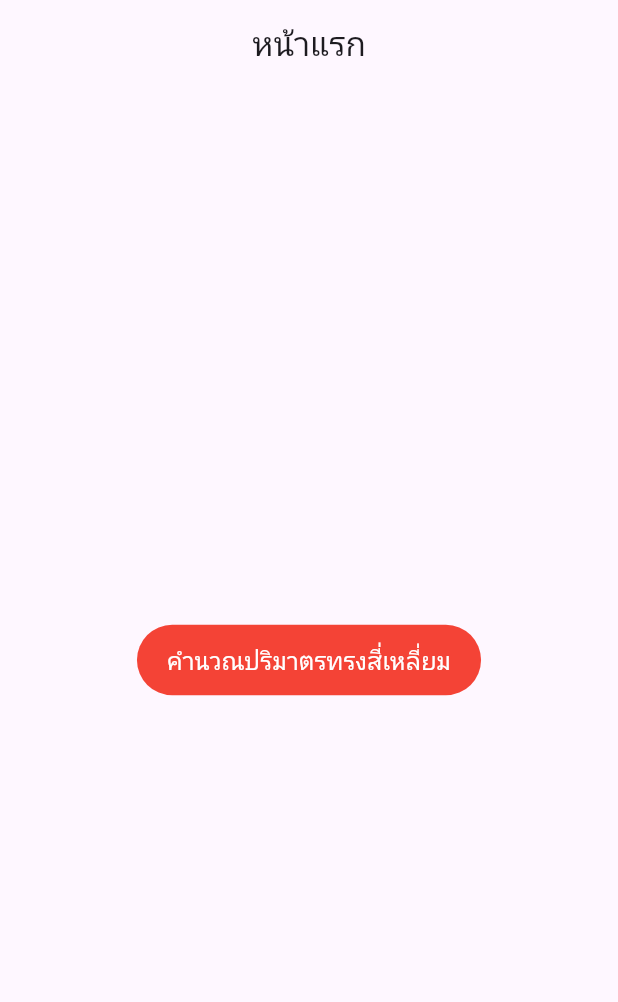
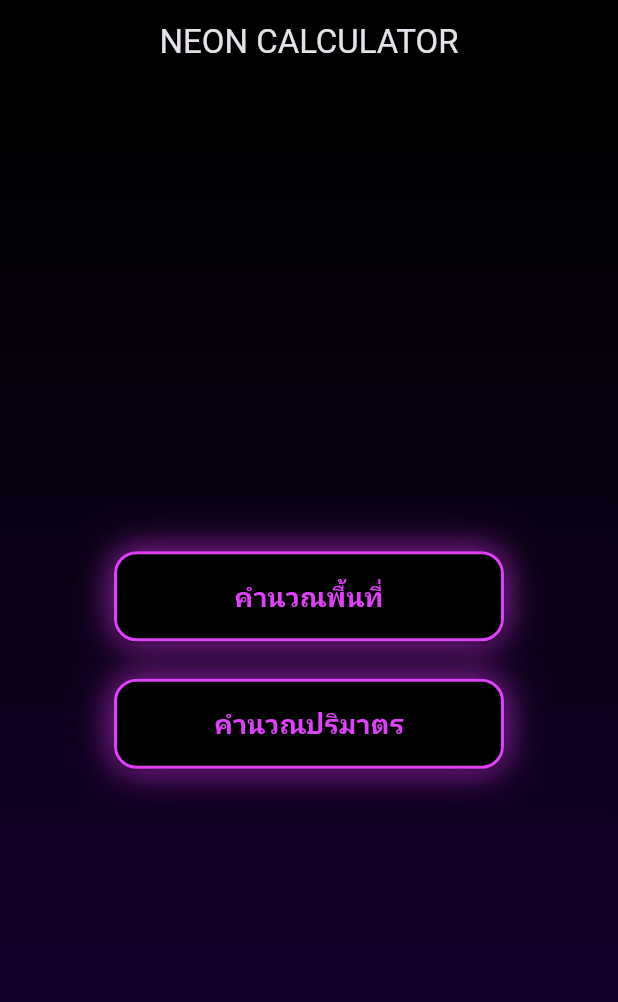
Before and after one commit to sarawutkamthong/flutter-volume-rectangle, a Flutter app: the screen it shows after launch, on a phone screen of 412 x 824 dp. Shown: the top 1002 px of the screen. Run offline on Flutter 3.47's test engine with Material 3 defaults, Android fonts, the phone set to English and light mode, and no system bars.

Commit message:
Update main.dart

```diff
--- a/lib/main.dart
+++ b/lib/main.dart
@@ -11,45 +11,81 @@ class MyApp extends StatelessWidget {
   @override
   Widget build(BuildContext context) {
     return MaterialApp(
-      title: 'Volume Calculator',
-      theme: ThemeData(
-        colorScheme: ColorScheme.fromSeed(seedColor: Colors.deepPurple),
-        useMaterial3: true,
-      ),
-      routes: {
-        '/': (context) => const MyHomePage(),
-        '/rectangle_page': (context) => const RectanglePage(),
-      },
+      debugShowCheckedModeBanner: false,
+      theme: ThemeData.dark(),
+      home: const MenuPage(),
     );
   }
 }
 
-class MyHomePage extends StatelessWidget {
-  const MyHomePage({super.key});
+class MenuPage extends StatelessWidget {
+  const MenuPage({super.key});
 
   @override
   Widget build(BuildContext context) {
     return Scaffold(
       appBar: AppBar(
-        title: const Text("หน้าแรก"),
+        title: const Text("NEON CALCULATOR"),
         centerTitle: true,
+        backgroundColor: Colors.black,
       ),
-      body: Center(
-        child: TextButton(
-          onPressed: () {
-            Navigator.pushNamed(context, '/rectangle_page');
-          },
-          style: TextButton.styleFrom(
-            backgroundColor: Colors.red,
-            foregroundColor: Colors.white,
-            padding: const EdgeInsets.symmetric(
-              horizontal: 20,
-              vertical: 12,
-            ),
+      body: Container(
+        decoration: const BoxDecoration(
+          gradient: LinearGradient(
+            colors: [Colors.black, Color(0xff1a0033)],
+            begin: Alignment.topCenter,
+            end: Alignment.bottomCenter,
           ),
-          child: const Text(
-            "คำนวณปริมาตรทรงสี่เหลี่ยม",
-            style: TextStyle(fontSize: 16),
+        ),
+        child: Center(
+          child: Column(
+            mainAxisAlignment: MainAxisAlignment.center,
+            children: [
+
+              neonButton(context, "คำนวณพื้นที่", const AreaPage()),
+              const SizedBox(height: 25),
+              neonButton(context, "คำนวณปริมาตร", const VolumePage()),
+            ],
+          ),
+        ),
+      ),
+    );
+  }
+
+  Widget neonButton(BuildContext context, String text, Widget page) {
+    return Container(
+      width: 260,
+      height: 60,
+      decoration: BoxDecoration(
+        borderRadius: BorderRadius.circular(15),
+        boxShadow: const [
+          BoxShadow(
+            color: Colors.purple,
+            blurRadius: 20,
+            spreadRadius: 1,
+          )
+        ],
+      ),
+      child: ElevatedButton(
+        style: ElevatedButton.styleFrom(
+          backgroundColor: Colors.black,
+          shape: RoundedRectangleBorder(
+            borderRadius: BorderRadius.circular(15),
+            side: const BorderSide(color: Colors.purpleAccent, width: 2),
+          ),
+        ),
+        onPressed: () {
+          Navigator.push(
+            context,
+            MaterialPageRoute(builder: (context) => page),
+          );
+        },
+        child: Text(
+          text,
+          style: const TextStyle(
+            fontSize: 18,
+            color: Colors.purpleAccent,
+            fontWeight: FontWeight.bold,
           ),
         ),
       ),
```
